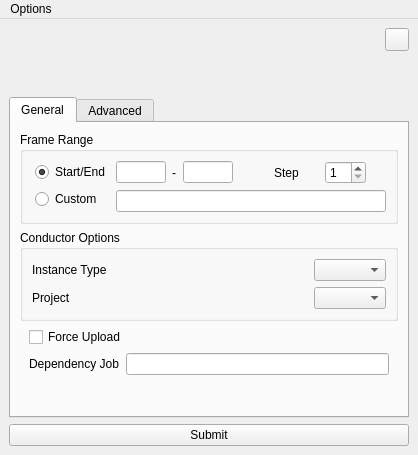
This is conductor/resources/submitter.ui in AtomicConductor/conductor_client as Qt 5 draws it before an edit. The edited form follows.
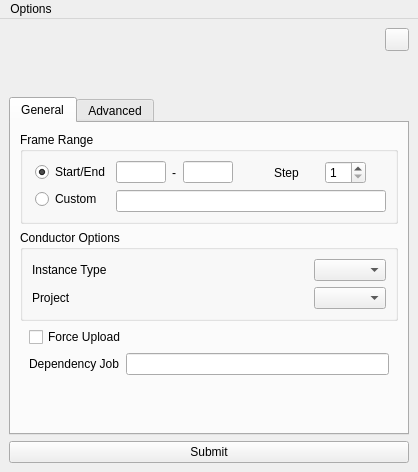
This is the edited form. Icons and pictures are not drawn.

```diff
--- a/conductor/resources/submitter.ui
+++ b/conductor/resources/submitter.ui
@@ -7,7 +7,7 @@
     <x>0</x>
     <y>0</y>
     <width>418</width>
-    <height>455</height>
+    <height>472</height>
    </rect>
   </property>
   <property name="windowTitle">
```
Left out of the diff: 30 changed lines with no effect on the pictures.
